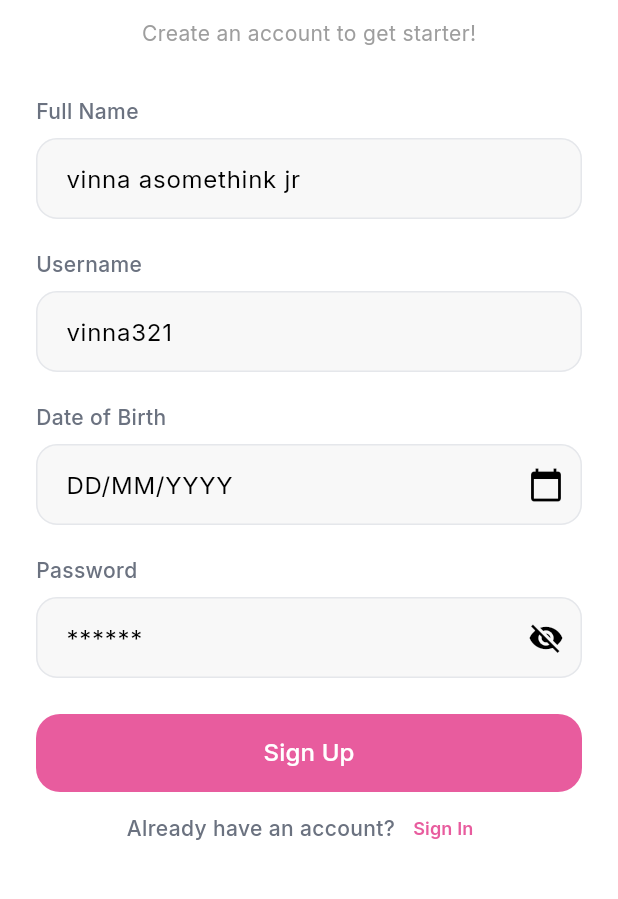
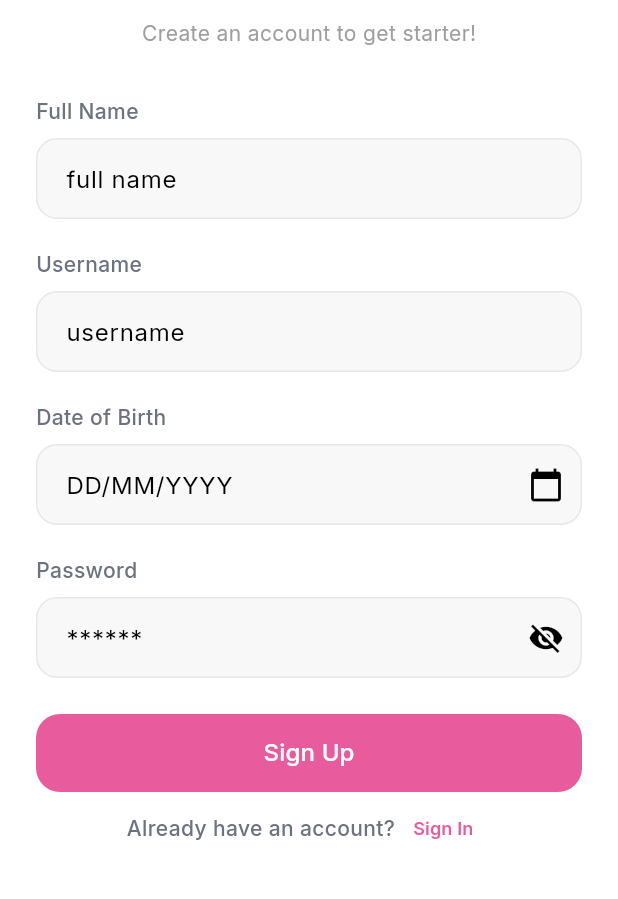
Before and after one commit to nandamaull244/meowpedia, a Flutter app: the screen it shows after launch, after a tap on "Sign Up", on a phone screen of 412 x 824 dp, the part 150-1049 px from its top. Run offline on Flutter 3.47's test engine with Material 3 defaults, Android fonts, the phone set to English and light mode, and no system bars; our stand-ins replace google_fonts, image_picker, supabase_flutter; accounts and stored records are empty.

```diff
--- a/lib/screen/auth/login_screen.dart
+++ b/lib/screen/auth/login_screen.dart
@@ -55,7 +55,7 @@ class _LoginScreenState extends State<LoginScreen> {
                   const SizedBox(height: 8),
                   AuthTextField(
                     controller: _usernameController,
-                    hint: 'Vinna123',
+                    hint: 'username',
                   ),
                   const SizedBox(height: 20),
                   AuthLabel(text: 'Password'),
--- a/lib/screen/auth/register_screen.dart
+++ b/lib/screen/auth/register_screen.dart
@@ -109,14 +109,14 @@ class _RegisterScreenState extends State<RegisterScreen> {
                   const SizedBox(height: 8),
                   AuthTextField(
                     controller: _fullNameController,
-                    hint: 'vinna asomethink jr',
+                    hint: 'full name',
                   ),
                   const SizedBox(height: 20),
                   AuthLabel(text: 'Username'),
                   const SizedBox(height: 8),
                   AuthTextField(
                     controller: _usernameController,
-                    hint: 'vinna321',
+                    hint: 'username',
                   ),
                   const SizedBox(height: 20),
                   AuthLabel(text: 'Date of Birth'),
```
Also changed, not shown: lib/navigation/main_navigation.dart (+9 -9 lines).
